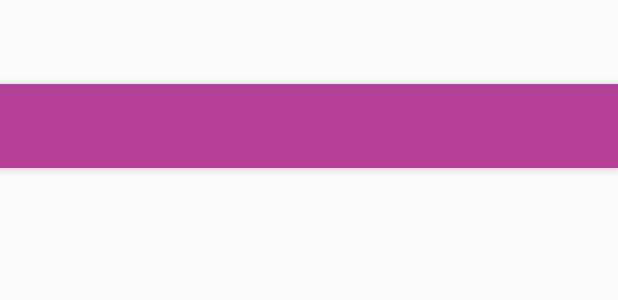
After one commit to thuyld1/Application, an Android app: the layout doctors_filter_setting.xml on its own in the app's theme, with its tools: preview values and no code run, on a phone screen of 412 x 824 dp. The commit adds this screen. Shown: the top 300 px of the screen. Run offline under Robolectric (Android 15) with nearby library versions, the phone set to English and light mode, and no system bars; network calls fail.

Commit message:
doctors: setting filter view

```diff
--- a/MevaBe/app/src/main/java/com/android/mevabe/common/AppData.java
+++ b/MevaBe/app/src/main/java/com/android/mevabe/common/AppData.java
@@ -2,10 +2,10 @@ package com.android.mevabe.common;
 
 import android.content.Context;
 
-import com.android.mevabe.common.utils.LogUtil;
 import com.android.mevabe.common.model.MyProfile;
 import com.android.mevabe.common.services.db.DBProfile;
 import com.android.mevabe.common.services.db.DBService;
+import com.android.mevabe.common.utils.LogUtil;
 import com.facebook.Profile;
 
 /**
@@ -45,7 +45,6 @@ public class AppData {
         dbService.closeDB();
         dbService = null;
         dbProfile = null;
-
     }
 
     // ****** Login profile control ***** //
--- a/MevaBe/app/src/main/res/layout/doctors.xml
+++ b/MevaBe/app/src/main/res/layout/doctors.xml
@@ -46,7 +46,7 @@
         android:id="@+id/swipeRefreshLayout"
         android:layout_width="match_parent"
         android:layout_height="match_parent"
-        android:layout_above="@+id/search_view">
+        android:layout_below="@+id/search_view">
 
         <com.android.mevabe.common.view.LoadMoreRecyclerView
             android:id="@+id/itemsRecyclerView"
--- /dev/null
+++ b/MevaBe/app/src/main/res/layout/doctors_filter_setting.xml
@@ -0,0 +1,33 @@
+<?xml version="1.0" encoding="utf-8"?>
+<android.support.design.widget.CoordinatorLayout
+    xmlns:android="http://schemas.android.com/apk/res/android"
+    xmlns:app="http://schemas.android.com/apk/res-auto"
+    xmlns:tools="http://schemas.android.com/tools"
+    android:id="@+id/content_id"
+    android:layout_width="match_parent"
+    android:layout_height="match_parent"
+    android:fitsSystemWindows="true">
+
+    <android.support.design.widget.AppBarLayout
+        android:layout_width="match_parent"
+        android:layout_height="wrap_content"
+        android:theme="@style/AppTheme.AppBarOverlay">
+
+        <android.support.v7.widget.Toolbar
+            android:id="@+id/toolbar"
+            android:layout_width="match_parent"
+            android:layout_height="?attr/actionBarSize"
+            android:background="?attr/colorPrimary"
+            app:popupTheme="@style/AppTheme.PopupOverlay"/>
+    </android.support.design.widget.AppBarLayout>
+
+    <LinearLayout
+        android:id="@+id/content_view"
+        android:layout_width="match_parent"
+        android:layout_height="match_parent"
+        android:layout_marginTop="?attr/actionBarSize"
+        android:orientation="vertical">
+
+
+    </LinearLayout>
+</android.support.design.widget.CoordinatorLayout>
--- a/MevaBe/app/src/main/res/layout/vaccinations_add_plan.xml
+++ b/MevaBe/app/src/main/res/layout/vaccinations_add_plan.xml
@@ -2,12 +2,10 @@
 <android.support.design.widget.CoordinatorLayout
     xmlns:android="http://schemas.android.com/apk/res/android"
     xmlns:app="http://schemas.android.com/apk/res-auto"
-    xmlns:tools="http://schemas.android.com/tools"
     android:id="@+id/content_id"
     android:layout_width="match_parent"
     android:layout_height="match_parent"
-    android:fitsSystemWindows="true"
-    tools:context="com.android.mevabe.common.view.WebViewActivity">
+    android:fitsSystemWindows="true">
 
     <android.support.design.widget.AppBarLayout
         android:layout_width="match_parent"
@@ -85,7 +83,6 @@
         <LinearLayout
             android:layout_width="match_parent"
             android:layout_height="wrap_content"
-            android:background="@drawable/bg_bottom_border"
             android:orientation="vertical"
             android:padding="@dimen/content_space">
             <!-- Setting Injection Date -->
--- a/MevaBe/app/src/main/res/layout/vaccinations_edit_plan.xml
+++ b/MevaBe/app/src/main/res/layout/vaccinations_edit_plan.xml
@@ -2,12 +2,10 @@
 <android.support.design.widget.CoordinatorLayout
     xmlns:android="http://schemas.android.com/apk/res/android"
     xmlns:app="http://schemas.android.com/apk/res-auto"
-    xmlns:tools="http://schemas.android.com/tools"
     android:id="@+id/content_id"
     android:layout_width="match_parent"
     android:layout_height="match_parent"
-    android:fitsSystemWindows="true"
-    tools:context="com.android.mevabe.common.view.WebViewActivity">
+    android:fitsSystemWindows="true">
 
     <android.support.design.widget.AppBarLayout
         android:layout_width="match_parent"
@@ -85,7 +83,6 @@
         <LinearLayout
             android:layout_width="match_parent"
             android:layout_height="wrap_content"
-            android:background="@drawable/bg_bottom_border"
             android:orientation="vertical"
             android:padding="@dimen/content_space">
             <!-- Setting Injection Date -->
--- a/MevaBe/app/src/main/res/values/strings.xml
+++ b/MevaBe/app/src/main/res/values/strings.xml
@@ -60,4 +60,8 @@
     <string name="vaccinations_edit_screen_title">Cập nhật lịch tiêm cho bé</string>
     <string name="vaccinations_edit_successful">Cập nhật lịch tiêm cho bé thành công</string>
     <string name="vaccinations_edit_fail">Cập nhật lịch tiêm cho bé thất bại</string>
+
+
+    <!-- Doctors Screen -->
+    <string name="doctors_filter_title">Thiết lập điều kiện tìm kiếm</string>
 </resources>
```
Also changed, not shown: MevaBe/app/src/main/AndroidManifest.xml (+8 -0 lines), MevaBe/app/src/main/java/com/android/mevabe/MyApplication.java (+7 -0 lines), MevaBe/app/src/main/java/com/android/mevabe/common/utils/PrefUtil.java (+24 -78 lines), MevaBe/app/src/main/java/com/android/mevabe/doctor/DoctorsFilterSetting.java (added, +100 -0 lines), MevaBe/app/src/main/java/com/android/mevabe/doctor/DoctorsMain.java (+20 -1 lines).
